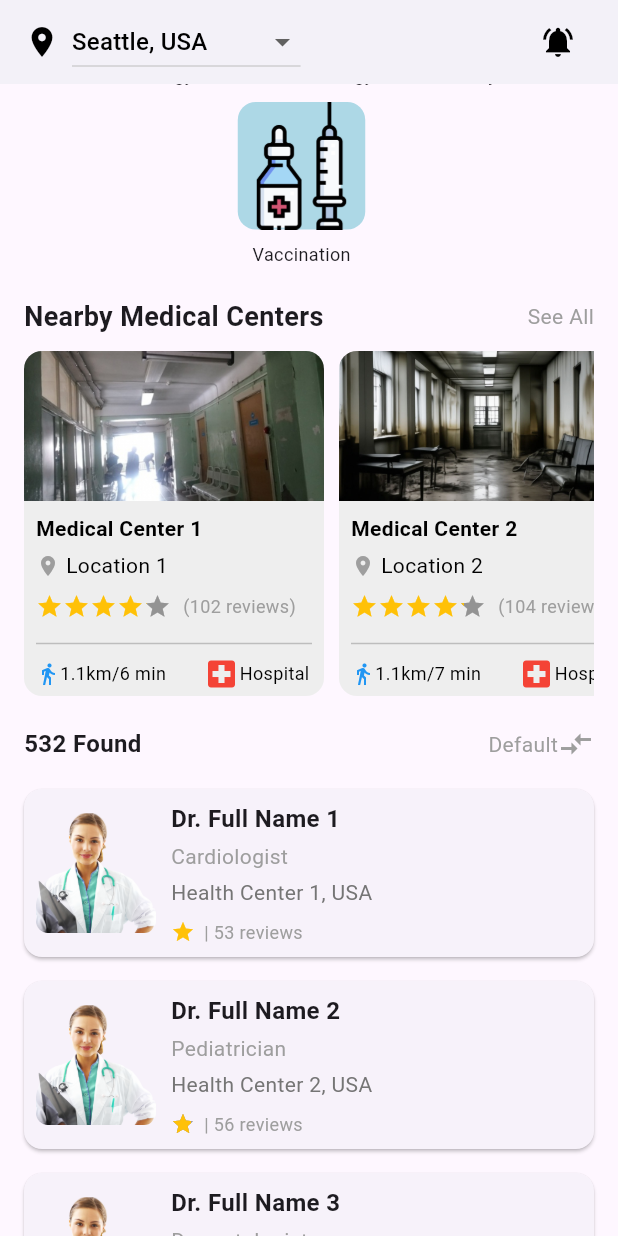
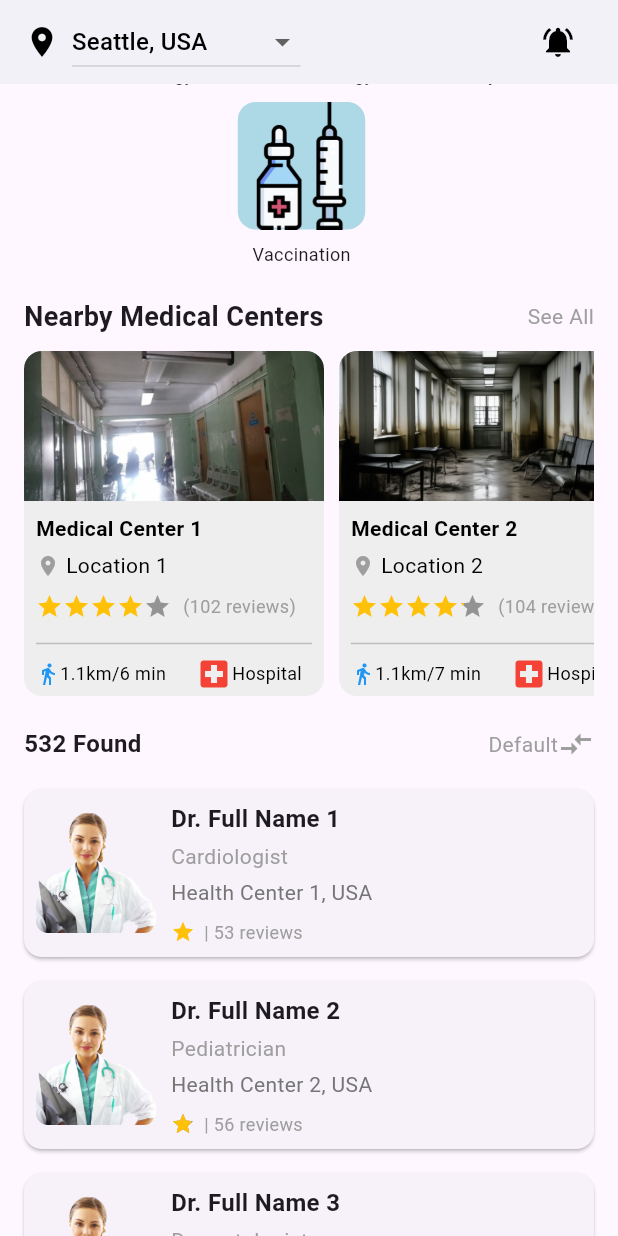
Before and after one commit to EugenBonta/PAM_lab3, a Flutter app: the screen it shows after launch, scrolled down 576 dp, on a phone screen of 412 x 824 dp. Run offline on Flutter 3.47's test engine with Material 3 defaults, Android fonts, the phone set to English and light mode, and no system bars; drawn by our look-alikes of flutter_rating_bar; our stand-ins replace carousel_slider, smooth_page_indicator.

Commit message:
No changes

```diff
--- a/lib/widgets/medical_center_card_widget.dart
+++ b/lib/widgets/medical_center_card_widget.dart
@@ -82,7 +82,7 @@ class MedicalCenterCard extends StatelessWidget {
                         Icon(Icons.directions_walk, color: Colors.blue, size: 16),
                         Text('${center.distanceKm}km/${center.distanceMinutes} min',
                             style: TextStyle(color: Colors.black, fontSize: 12)),
-                        SizedBox(width: 25),
+                        SizedBox(width: 20),
                         Icon(Icons.local_hospital, color: Colors.red,),
                         Text('Hospital', style: TextStyle(color: Colors.black, fontSize: 12)),
                       ],
```
